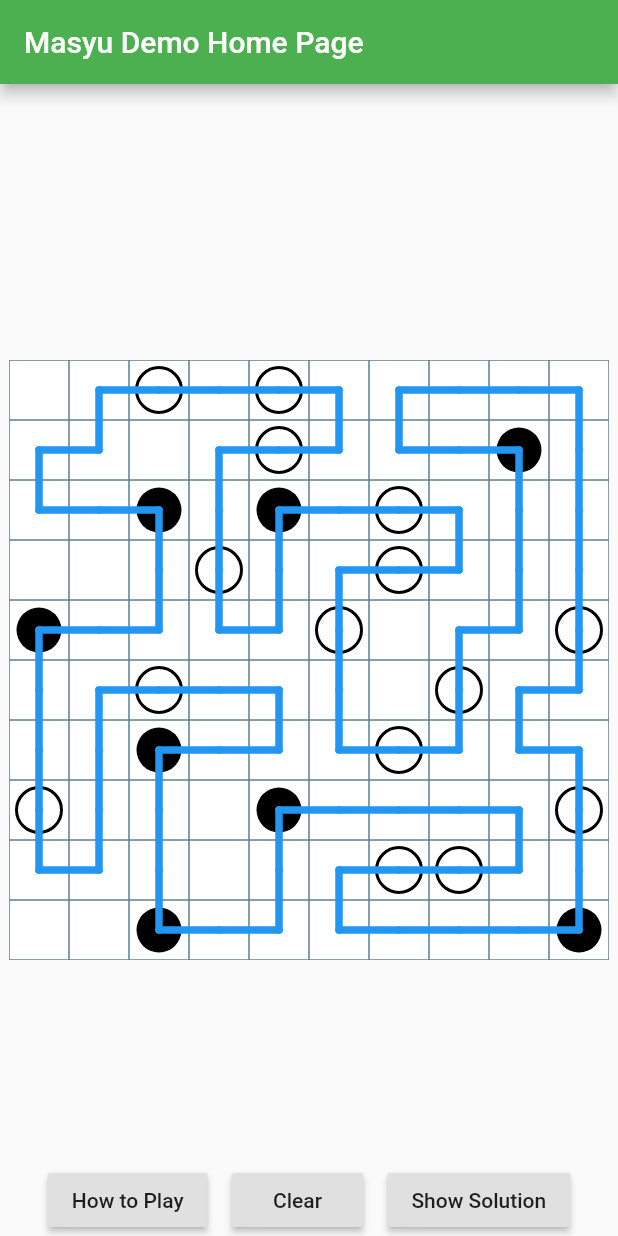
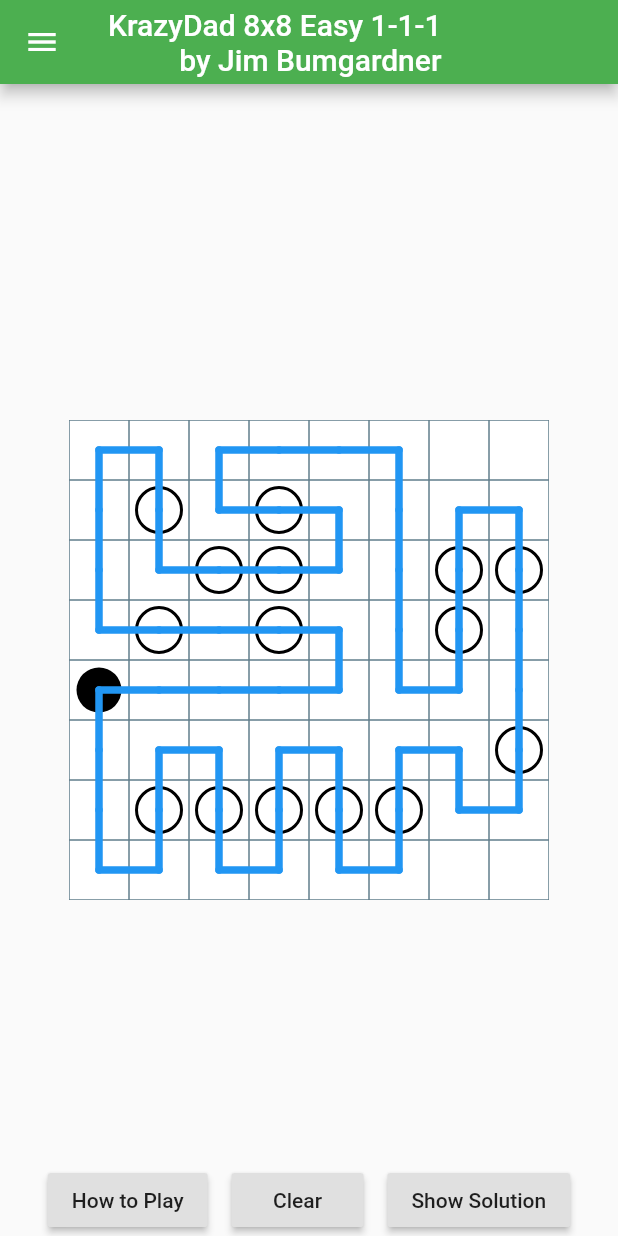
Before and after one commit to flar/masyu_app, a Flutter app: the screen it shows after launch, after a tap on "Show Solution", on a phone screen of 412 x 824 dp. Run offline on Flutter 3.47's test engine with Material 2 defaults, Android fonts, the phone set to English and light mode, and no system bars.

Commit message:
Added multiple puzzles

```diff
--- a/lib/masyu.dart
+++ b/lib/masyu.dart
@@ -1,33 +1,15 @@
 import 'dart:math';
 import 'package:flutter/material.dart';
 import 'package:url_launcher/url_launcher.dart';
+import 'puzzles.dart';
 
 void main() => runApp(MasyuApp());
 
-const Wikipedia_Masyu_Example = [
-  '..O.O.....',
-  '....O...@.',
-  '..@.@.O...',
-  '...O..O...',
-  '@....O...O',
-  '..O....O..',
-  '..@...O...',
-  'O...@....O',
-  '......OO..',
-  '..@......@',
-];
+_launchHelpURL() {
+  _launchURL('https://en.wikipedia.org/wiki/Masyu#Rules');
+}
 
-const Wikipedia_Masyu_Solution = [
-  [0, 1], [0, 5], [1, 5], [1, 3], [4, 3], [4, 4], [2, 4], [2, 7],
-  [3, 7], [3, 5], [6, 5], [6, 7], [4, 7], [4, 8], [1, 8], [1, 6],
-  [0, 6], [0, 9], [5, 9], [5, 8], [6, 8], [6, 9], [9, 9], [9, 5],
-  [8, 5], [8, 8], [7, 8], [7, 4], [9, 4], [9, 2], [6, 2], [6, 4],
-  [5, 4], [5, 1], [8, 1], [8, 0], [4, 0], [4, 2], [2, 2], [2, 0],
-  [1, 0], [1, 1],
-];
-
-_launchHelpURL() async {
-  const url = 'https://en.wikipedia.org/wiki/Masyu';
+_launchURL(String url) async {
   if (await canLaunch(url)) {
     await launch(url);
   } else {
@@ -65,8 +47,7 @@ class MasyuHomePage extends StatefulWidget {
 
   @override
   _MasyuHomePageState createState() =>
-      _MasyuHomePageState(Wikipedia_Masyu_Example,
-                          Wikipedia_Masyu_Solution);
+      _MasyuHomePageState(PUZZLES[1]);
 }
 
 bool moreThanTwoPaths(int paths) {
@@ -187,24 +168,35 @@ class _MasyuCellPainter extends CustomPainter {
 }
 
 class _MasyuHomePageState extends State<MasyuHomePage> {
+  MasyuPuzzle puzzle;
   List<List<CustomPaint>> _cells;
-  List<List<int>> _solution;
   bool _dragging = false;
   int _dragRow;
   int _dragCol;
 
-  _MasyuHomePageState(List<String> puzzleSpec, [this._solution]) {
-    var nRows = puzzleSpec.length;
-    var nCols = puzzleSpec[0].length;
-    _cells = List<List<CustomPaint>>
-        .generate(nRows, (row) => List<CustomPaint>
-        .generate(nCols, (col) => CustomPaint(
+  _MasyuHomePageState(this.puzzle) {
+    _cells = toCells(puzzle);
+  }
+
+  setPuzzle(MasyuPuzzle puzzle) {
+    List<List<CustomPaint>> cells = toCells(puzzle);
+    setState(() {
+      this.puzzle = puzzle;
+      this._cells = cells;
+      this._dragging = false;
+    });
+  }
+
+  List<List<CustomPaint>> toCells(MasyuPuzzle puzzle) {
+    return List<List<CustomPaint>>
+        .generate(puzzle.numRows, (row) => List<CustomPaint>
+        .generate(puzzle.numCols, (col) => CustomPaint(
 //            size: Size(20, 20),
-            key: GlobalKey(),
-            isComplex: true,
-            willChange: true,
-            painter: _MasyuCellPainter(_constraintFor(puzzleSpec[row][col])),
-            child: Container(width: 40, height: 40),
+      key: GlobalKey(),
+      isComplex: true,
+      willChange: true,
+      painter: _MasyuCellPainter(_constraintFor(puzzle.gridSpec[row][col])),
+      child: Container(width: 40, height: 40),
     )));
   }
 
@@ -244,13 +236,29 @@ class _MasyuHomePageState extends State<MasyuHomePage> {
 
   solve() {
     clear();
+    List<List<int>> path = puzzle.solution;
     _dragging = true;
-    _dragRow = _solution[_solution.length - 1][0];
-    _dragCol = _solution[_solution.length - 1][1];
-    for (int i = 0; i < _solution.length; i++) {
-      moveTo(_solution[i][0], _solution[i][1]);
+    _dragRow = path.last[0];
+    _dragCol = path.last[1];
+    path.forEach((pt) => moveTo(pt[0], pt[1]));
+    _dragging = false;
+  }
+
+  Widget _title() {
+    if (puzzle == null) {
+      return Text('No puzzle loaded');
     }
-    _dragging = false;
+    if (puzzle.author == null) {
+      return Text(puzzle.description ?? 'Unknown puzzle');
+    }
+    return Column(
+      mainAxisAlignment: MainAxisAlignment.center,
+      crossAxisAlignment: CrossAxisAlignment.end,
+      children: [
+        Text(puzzle.description ?? 'Unknown puzzle', textAlign: TextAlign.left),
+        Text('by ${puzzle.author}', textAlign: TextAlign.right),
+      ],
+    );
   }
 
   doDrag(Offset pos) {
@@ -275,7 +283,6 @@ class _MasyuHomePageState extends State<MasyuHomePage> {
   }
 
   dragStop() => _dragging = false;
-
   @override
   Widget build(BuildContext context) {
     // This method is rerun every time setState is called, for instance as done
@@ -288,7 +295,19 @@ class _MasyuHomePageState extends State<MasyuHomePage> {
       appBar: AppBar(
         // Here we take the value from the MyHomePage object that was created by
         // the App.build method, and use it to set our appbar title.
-        title: Text(widget.title),
+        title: _title(),
+      ),
+      drawer: Drawer(
+        child: ListView(
+          children: List<Widget>.generate(PUZZLES.length, (i) => ListTile(
+            title: Text(PUZZLES[i].description),
+            trailing: Icon(Icons.arrow_forward),
+            onTap: () {
+              setPuzzle(PUZZLES[i]);
+              Navigator.of(context).pop();
+            }
+          ))
+        )
       ),
       body: Center(
         // Center is a layout widget. It takes a single child and positions it
@@ -324,7 +343,7 @@ class _MasyuHomePageState extends State<MasyuHomePage> {
           Spacer(),
           RaisedButton(
             child: Text('Show Solution'),
-            onPressed: _solution == null ? null : () => solve(),
+            onPressed: puzzle.solution == null ? null : () => solve(),
           ),
           Spacer(flex: 2),
         ],
--- /dev/null
+++ b/lib/puzzles.dart
@@ -0,0 +1,64 @@
+class MasyuPuzzle {
+  final String description;
+  final String srcURL;
+  final String author;
+  final String authorURL;
+  final int numRows;
+  final int numCols;
+  final List<String> gridSpec;
+  final List<List<int>> solution;
+
+  const MasyuPuzzle(this.numRows, this.numCols,
+      this.description, this.srcURL,
+      this.author, this.authorURL,
+      this.gridSpec, this.solution);
+}
+
+const List<MasyuPuzzle> PUZZLES = const [
+  MasyuPuzzle(10, 10,
+      'Wikipedia Masyu Example',
+      'https://commons.wikimedia.org/wiki/File:Masyu_puzzle.svg',
+      'Adam R. Wood',
+      'https://en.wikipedia.org/wiki/en:User:Zotmeister',
+      const [
+        '..O.O.....',
+        '....O...@.',
+        '..@.@.O...',
+        '...O..O...',
+        '@....O...O',
+        '..O....O..',
+        '..@...O...',
+        'O...@....O',
+        '......OO..',
+        '..@......@',
+      ], const [
+        [0, 1], [0, 5], [1, 5], [1, 3], [4, 3], [4, 4], [2, 4], [2, 7],
+        [3, 7], [3, 5], [6, 5], [6, 7], [4, 7], [4, 8], [1, 8], [1, 6],
+        [0, 6], [0, 9], [5, 9], [5, 8], [6, 8], [6, 9], [9, 9], [9, 5],
+        [8, 5], [8, 8], [7, 8], [7, 4], [9, 4], [9, 2], [6, 2], [6, 4],
+        [5, 4], [5, 1], [8, 1], [8, 0], [4, 0], [4, 2], [2, 2], [2, 0],
+        [1, 0], [1, 1],
+      ]
+  ),
+  MasyuPuzzle(8, 8,
+      'KrazyDad 8x8 Easy 1-1-1',
+      'https://krazydad.com/tablet/masyu/?kind=8x8_d0&volumeNumber=1&bookNumber=1&puzzleNumber=1',
+      'Jim Bumgardner',
+      'https://krazydad.com/about.php',
+      const [
+        '........',
+        '.O.O....',
+        '..OO..OO',
+        '.O.O..O.',
+        '@.......',
+        '.......O',
+        '.OOOOO..',
+        '........',
+      ], const [
+        [0, 0], [0, 1], [2, 1], [2, 4], [1, 4], [1, 2], [0, 2], [0, 5],
+        [4, 5], [4, 6], [1, 6], [1, 7], [6, 7], [6, 6], [5, 6], [5, 5],
+        [7, 5], [7, 4], [5, 4], [5, 3], [7, 3], [7, 2], [5, 2], [5, 1],
+        [7, 1], [7, 0], [4, 0], [4, 4], [3, 4], [3, 0],
+      ]
+  ),
+];
```
